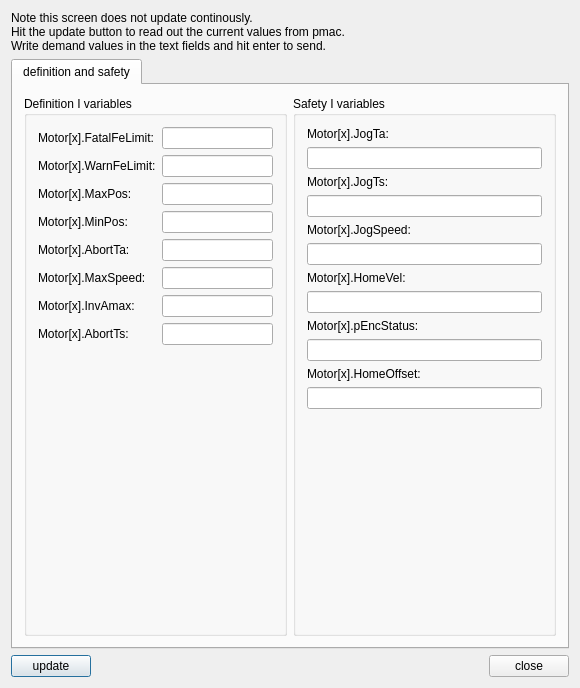
First picture: the form in dls_pmaccontrol/formPpmacAxisSettings.ui, repository DiamondLightSource/dls-pmac-control, before the edit.
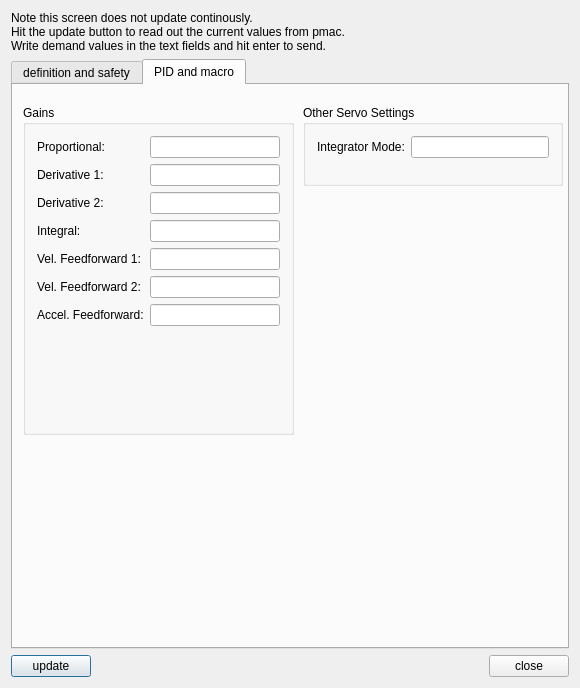
Second picture: the form after the edit. The open tabs and pages were chosen to show the change.

Commit message: Adding the PID and macro tab back into the Settings window on the GUI.

```diff
--- a/dls_pmaccontrol/formPpmacAxisSettings.ui
+++ b/dls_pmaccontrol/formPpmacAxisSettings.ui
@@ -471,6 +471,277 @@
        </item>
       </layout>
      </widget>
+     <widget class="QWidget" name="tab_2">
+      <attribute name="title">
+       <string>PID and macro</string>
+      </attribute>
+      <widget class="QGroupBox" name="groupBox1_2">
+       <property name="geometry">
+        <rect>
+         <x>10</x>
+         <y>20</y>
+         <width>271</width>
+         <height>330</height>
+        </rect>
+       </property>
+       <property name="sizePolicy">
+        <sizepolicy hsizetype="Fixed" vsizetype="Fixed">
+         <horstretch>0</horstretch>
+         <verstretch>0</verstretch>
+        </sizepolicy>
+       </property>
+       <property name="title">
+        <string>Gains</string>
+       </property>
+       <layout class="QFormLayout" name="formLayout_3">
+        <item row="0" column="0">
+         <widget class="QLabel" name="textLabel2_10">
+          <property name="text">
+           <string>Proportional:</string>
+          </property>
+          <property name="wordWrap">
+           <bool>false</bool>
+          </property>
+         </widget>
+        </item>
+        <item row="0" column="1">
+         <widget class="QLineEdit" name="lneIx30">
+          <property name="minimumSize">
+           <size>
+            <width>60</width>
+            <height>0</height>
+           </size>
+          </property>
+          <property name="maximumSize">
+           <size>
+            <width>32233</width>
+            <height>32767</height>
+           </size>
+          </property>
+         </widget>
+        </item>
+        <item row="1" column="0">
+         <widget class="QLabel" name="textLabel2_2_3">
+          <property name="text">
+           <string>Derivative 1:</string>
+          </property>
+          <property name="wordWrap">
+           <bool>false</bool>
+          </property>
+         </widget>
+        </item>
+        <item row="1" column="1">
+         <widget class="QLineEdit" name="lneIx31">
+          <property name="minimumSize">
+           <size>
+            <width>60</width>
+            <height>0</height>
+           </size>
+          </property>
+          <property name="maximumSize">
+           <size>
+            <width>32233</width>
+            <height>32767</height>
+           </size>
+          </property>
+         </widget>
+        </item>
+        <item row="2" column="0">
+         <widget class="QLabel" name="textLabel2_3_3">
+          <property name="text">
+           <string>Derivative 2:</string>
+          </property>
+          <property name="wordWrap">
+           <bool>false</bool>
+          </property>
+         </widget>
+        </item>
+        <item row="2" column="1">
+         <widget class="QLineEdit" name="lneDerivative2">
+          <property name="minimumSize">
+           <size>
+            <width>60</width>
+            <height>0</height>
+           </size>
+          </property>
+          <property name="maximumSize">
+           <size>
+            <width>32233</width>
+            <height>32767</height>
+           </size>
+          </property>
+         </widget>
+        </item>
+        <item row="3" column="0">
+         <widget class="QLabel" name="textLabel2_4_3">
+          <property name="text">
+           <string>Integral:</string>
+          </property>
+          <property name="wordWrap">
+           <bool>false</bool>
+          </property>
+         </widget>
+        </item>
+        <item row="3" column="1">
+         <widget class="QLineEdit" name="lneIx33">
+          <property name="minimumSize">
+           <size>
+            <width>60</width>
+            <height>0</height>
+           </size>
+          </property>
+          <property name="maximumSize">
+           <size>
+            <width>32233</width>
+            <height>32767</height>
+           </size>
+          </property>
+         </widget>
+        </item>
+        <item row="4" column="0">
+         <widget class="QLabel" name="textLabel2_5_3">
+          <property name="text">
+           <string>Vel. Feedforward 1:</string>
+          </property>
+          <property name="wordWrap">
+           <bool>false</bool>
+          </property>
+         </widget>
+        </item>
+        <item row="4" column="1">
+         <widget class="QLineEdit" name="lneIx32">
+          <property name="minimumSize">
+           <size>
+            <width>60</width>
+            <height>0</height>
+           </size>
+          </property>
+          <property name="maximumSize">
+           <size>
+            <width>32233</width>
+            <height>32767</height>
+           </size>
+          </property>
+         </widget>
+        </item>
+        <item row="5" column="0">
+         <widget class="QLabel" name="textLabel2_10_2">
+          <property name="text">
+           <string>Vel. Feedforward 2:</string>
+          </property>
+          <property name="wordWrap">
+           <bool>false</bool>
+          </property>
+         </widget>
+        </item>
+        <item row="5" column="1">
+         <widget class="QLineEdit" name="lneVFF2">
+          <property name="minimumSize">
+           <size>
+            <width>60</width>
+            <height>0</height>
+           </size>
+          </property>
+          <property name="maximumSize">
+           <size>
+            <width>32233</width>
+            <height>32767</height>
+           </size>
+          </property>
+         </widget>
+        </item>
+        <item row="6" column="0">
+         <widget class="QLabel" name="textLabel2_10_2_2">
+          <property name="text">
+           <string>Accel. Feedforward:</string>
+          </property>
+          <property name="wordWrap">
+           <bool>false</bool>
+          </property>
+         </widget>
+        </item>
+        <item row="6" column="1">
+         <widget class="QLineEdit" name="lneIx35">
+          <property name="minimumSize">
+           <size>
+            <width>60</width>
+            <height>0</height>
+           </size>
+          </property>
+          <property name="maximumSize">
+           <size>
+            <width>32233</width>
+            <height>32767</height>
+           </size>
+          </property>
+         </widget>
+        </item>
+       </layout>
+      </widget>
+      <widget class="QGroupBox" name="groupBox1_2_2">
+       <property name="geometry">
+        <rect>
+         <x>290</x>
+         <y>20</y>
+         <width>260</width>
+         <height>81</height>
+        </rect>
+       </property>
+       <property name="sizePolicy">
+        <sizepolicy hsizetype="Fixed" vsizetype="Fixed">
+         <horstretch>0</horstretch>
+         <verstretch>0</verstretch>
+        </sizepolicy>
+       </property>
+       <property name="title">
+        <string>Other Servo Settings</string>
+       </property>
+       <layout class="QFormLayout" name="formLayout_4">
+        <property name="fieldGrowthPolicy">
+         <enum>QFormLayout::AllNonFixedFieldsGrow</enum>
+        </property>
+        <item row="0" column="0">
+         <widget class="QLabel" name="lLoopSelect">
+          <property name="text">
+           <string>Integrator Mode:</string>
+          </property>
+          <property name="wordWrap">
+           <bool>false</bool>
+          </property>
+         </widget>
+        </item>
+        <item row="0" column="1">
+         <widget class="QLineEdit" name="lneIx34">
+          <property name="minimumSize">
+           <size>
+            <width>60</width>
+            <height>0</height>
+           </size>
+          </property>
+          <property name="maximumSize">
+           <size>
+            <width>32222</width>
+            <height>32767</height>
+           </size>
+          </property>
+         </widget>
+        </item>
+        <item row="2" column="0" colspan="2">
+         <spacer name="verticalSpacer">
+          <property name="orientation">
+           <enum>Qt::Vertical</enum>
+          </property>
+          <property name="sizeHint" stdset="0">
+           <size>
+            <width>30</width>
+            <height>0</height>
+           </size>
+          </property>
+         </spacer>
+        </item>
+       </layout>
+      </widget>
+     </widget>
     </widget>
    </item>
   </layout>
```
Left out of the diff: 358 changed lines with no effect on the pictures. The commit also changes 2 other files.
